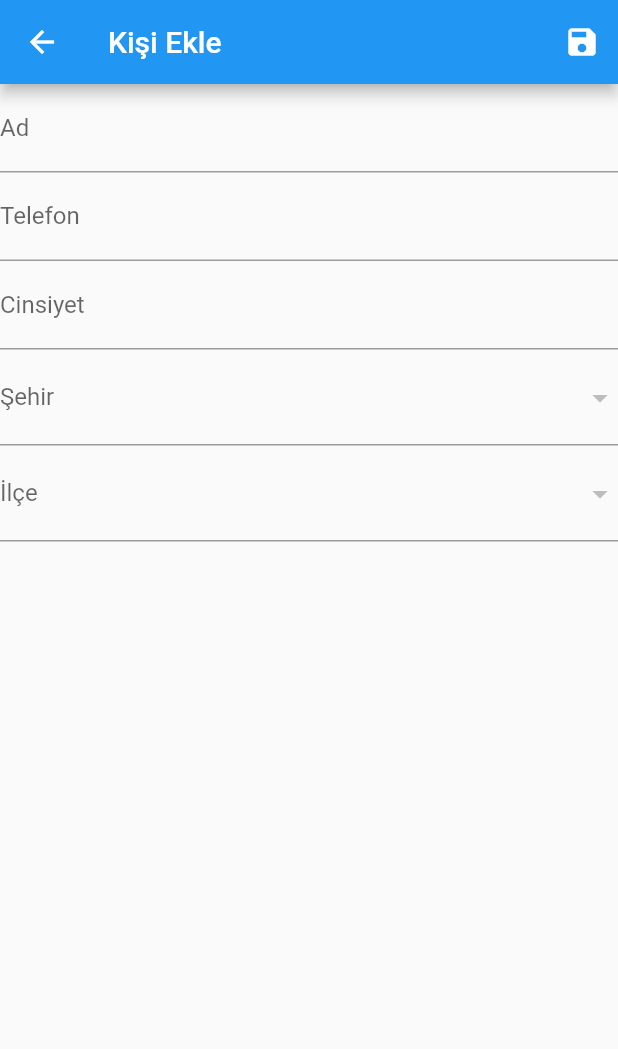
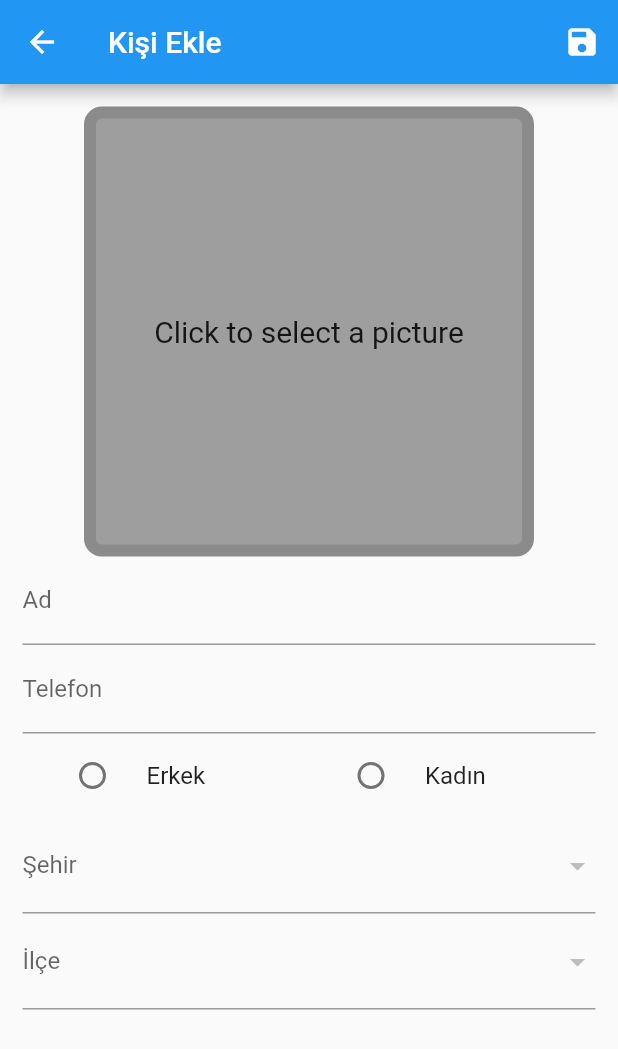
Before and after one commit to AhmetBoraBolat/KisilerRehberim, a Flutter app: the PersonDetail screen opened directly, on a phone screen of 412 x 824 dp. Shown: the top 1049 px of the screen. Run offline on Flutter 3.47's test engine with Material 2 defaults, Android fonts, the phone set to English and light mode, and no system bars; our stand-ins replace dio, flutter_bloc, image_picker, sqflite; accounts and stored records are empty; network calls fail.

Commit message:
Project Completed

```diff
--- a/lib/main.dart
+++ b/lib/main.dart
@@ -12,7 +12,6 @@ void main() {
 class MyApp extends StatelessWidget {
   const MyApp({super.key});
 
-  // This widget is the root of your application.
   @override
   Widget build(BuildContext context) {
     return MultiBlocProvider(
--- a/lib/ui/cubit/home_page_cubit.dart
+++ b/lib/ui/cubit/home_page_cubit.dart
@@ -78,7 +78,6 @@ class HomePageCubit extends Cubit<List<Persons>> {
         print("deletePerson RESPONSE DATA : ${response.data}");
       }
       if (responseData?['basari'] == 1 && responseData?['durum'] == 3) {
-        // Kişi başarıyla silindi
         if (kDebugMode) {
           print('${responseData?['mesaj']!}');
         }
--- a/lib/ui/cubit/user_detail_cubit.dart
+++ b/lib/ui/cubit/user_detail_cubit.dart
@@ -1,10 +1,12 @@
+import 'dart:io';
+
 import 'package:flutter/foundation.dart';
 import 'package:flutter_bloc/flutter_bloc.dart';
 
 import '../../data/repo/personsdao_repository.dart';
 
-class UserDetailCubit extends Cubit<void> {
-  UserDetailCubit() : super(0);
+class UserDetailCubit extends Cubit<Map<String, dynamic>> {
+  UserDetailCubit() : super({});
 
   var _repo = PersonsDaoRepository();
 
@@ -14,16 +16,24 @@ class UserDetailCubit extends Cubit<void> {
       final Map<String, dynamic>? responseData = response.data;
       if (responseData?['basari'] == 1 && responseData?['durum'] == 1) {
         var userData = responseData!['kisi'];
+        emit(userData);
         return userData;
       }
     }
+
     throw Exception('Failed to fetch person details');
   }
 
-  Future<void> addNewPerson(
-      String name, int? cityId, int? townId, String tel, int cinsiyet) async {
+  Future<void> addNewPerson({
+    required String name,
+    required int? cityId,
+    required int? townId,
+    required String tel,
+    required int cinsiyet,
+    required File? image,
+  }) async {
     final response =
-        await _repo.addNewPerson(cityId, name, townId, tel, cinsiyet);
+        await _repo.addNewPerson(cityId, name, townId, tel, cinsiyet, image);
     if (response.statusCode == 200) {
       final Map<String, dynamic>? responseData = response.data;
       if (responseData?['basari'] == 1) {
@@ -52,6 +62,7 @@ class UserDetailCubit extends Cubit<void> {
         }
       }
     }
+    emit(cities);
     return cities;
   }
 
@@ -73,6 +84,7 @@ class UserDetailCubit extends Cubit<void> {
         }
       }
     }
+    emit(town);
     return town;
   }
 }
--- a/lib/ui/view/login_page.dart
+++ b/lib/ui/view/login_page.dart
@@ -21,7 +21,6 @@ class _LoginPageState extends State<LoginPage> {
       Navigator.pushReplacement(
           context, MaterialPageRoute(builder: (context) => const HomePage()));
     } else {
-      // Oturum açma başarısız.
       showDialog(
         context: context,
         builder: (BuildContext context) {
@@ -65,7 +64,7 @@ class _LoginPageState extends State<LoginPage> {
             TextField(
               controller: passwordController,
               decoration: const InputDecoration(labelText: 'Şifre'),
-              obscureText: true, // Şifreyi gizle
+              obscureText: true,
             ),
             SizedBox(height: 20),
             ElevatedButton(
--- a/lib/ui/view/user_detail.dart
+++ b/lib/ui/view/user_detail.dart
@@ -1,6 +1,9 @@
+import 'dart:io';
+
 import 'package:flutter/foundation.dart';
 import 'package:flutter/material.dart';
 import 'package:flutter_bloc/flutter_bloc.dart';
+import 'package:image_picker/image_picker.dart';
 import 'package:kisiler_rehberim/ui/cubit/user_detail_cubit.dart';
 
 class PersonDetail extends StatefulWidget {
@@ -16,13 +19,11 @@ class _PersonDetailState extends State<PersonDetail> {
   TextEditingController _nameController = TextEditingController();
   TextEditingController _telController = TextEditingController();
   TextEditingController _genderController = TextEditingController();
-  String? selectedCity;
-  String? selectedTown;
-  String? cityId;
-  String? townId;
-  int selectedGender = 0;
+  String? selectedCityId;
+  String? selectedTownId;
   Map<String, String> cities = {};
   Map<String, String> towns = {};
+  File? imageFile;
 
   @override
   void initState() {
@@ -38,7 +39,6 @@ class _PersonDetailState extends State<PersonDetail> {
   }
 
   Future<void> fetchPersonDetails() async {
-    cities = await context.read<UserDetailCubit>().getCity();
     final userData = await context
         .read<UserDetailCubit>()
         .fetchPersonDetails(widget.personId!);
@@ -50,17 +50,16 @@ class _PersonDetailState extends State<PersonDetail> {
     });
   }
 
-  Future<void> savePersonParameters() async {}
-
   Future<void> _savePerson(BuildContext context) async {
-    if (selectedCity != null && selectedTown != null) {
+    if (selectedCityId != null && selectedTownId != null) {
       if (widget.personId == null) {
         await context.read<UserDetailCubit>().addNewPerson(
-              _nameController.text,
-              int.tryParse(cityId!),
-              int.tryParse(townId!),
-              _telController.text,
-              selectedGender,
+              name: _nameController.text,
+              cityId: int.tryParse(selectedCityId!),
+              townId: int.tryParse(selectedTownId!),
+              tel: _telController.text,
+              cinsiyet: int.parse(_genderController.text),
+              image: imageFile,
             );
       }
     } else {
@@ -86,11 +85,72 @@ class _PersonDetailState extends State<PersonDetail> {
             ),
         ],
       ),
-      body: SingleChildScrollView(
-        child: Center(
+      body: BlocBuilder<UserDetailCubit, Map<String, dynamic>>(
+        builder: (context, state) {
+          return SingleChildScrollView(
+            child: Padding(
+              padding: const EdgeInsets.all(15.0),
               child: Column(
-            mainAxisAlignment: MainAxisAlignment.center,
                 children: [
+                  GestureDetector(
+                    onTap: () {
+                      showDialog(
+                        context: context,
+                        builder: (context) => AlertDialog(
+                          title: Text('How to upload the image ?'),
+                          alignment: Alignment.center,
+                          actionsAlignment: MainAxisAlignment.center,
+                          actions: [
+                            Column(
+                              children: [
+                                ElevatedButton(
+                                  onPressed: () => getImage(
+                                    source: ImageSource.camera,
+                                  ),
+                                  child: const Text('Fotoğraf çek'),
+                                ),
+                                ElevatedButton(
+                                  onPressed: () =>
+                                      getImage(source: ImageSource.gallery),
+                                  child: const Text('Fotoğraf seç'),
+                                )
+                              ],
+                            )
+                          ],
+                        ),
+                      );
+                    },
+                    child: imageFile != null
+                        ? Container(
+                            width: 300,
+                            height: 300,
+                            alignment: Alignment.center,
+                            decoration: BoxDecoration(
+                              color: Colors.grey,
+                              image: DecorationImage(
+                                image: FileImage(imageFile!),
+                                fit: BoxFit.cover,
+                              ),
+                              border:
+                                  Border.all(width: 8, color: Colors.black12),
+                              borderRadius: BorderRadius.circular(12),
+                            ))
+                        : Container(
+                            width: 300,
+                            height: 300,
+                            alignment: Alignment.center,
+                            decoration: BoxDecoration(
+                              color: Colors.grey,
+                              border:
+                                  Border.all(width: 8, color: Colors.black12),
+                              borderRadius: BorderRadius.circular(12),
+                            ),
+                            child: const Text(
+                              'Click to select a picture',
+                              style: TextStyle(fontSize: 20),
+                            ),
+                          ),
+                  ),
                   TextField(
                     controller: _nameController,
                     decoration: InputDecoration(labelText: 'Ad'),
@@ -101,46 +161,89 @@ class _PersonDetailState extends State<PersonDetail> {
                     decoration: InputDecoration(labelText: 'Telefon'),
                     enabled: widget.personId == null,
                   ),
-              TextField(
-                controller: _genderController,
-                decoration: InputDecoration(labelText: 'Cinsiyet'),
-                enabled: widget.personId == null,
+                  widget.personId == null
+                      ? Row(
+                          mainAxisAlignment: MainAxisAlignment.spaceEvenly,
+                          children: [
+                            SizedBox(
+                              width: 175,
+                              child: RadioListTile(
+                                title: const Text('Erkek'),
+                                value: '1',
+                                groupValue: _genderController.text,
+                                onChanged: (value) {
+                                  setState(() {
+                                    _genderController.text = value!;
+                                  });
+                                },
+                              ),
+                            ),
+                            SizedBox(
+                              width: 175,
+                              child: RadioListTile(
+                                title: const Text('Kadın'),
+                                value: '2',
+                                groupValue: _genderController.text,
+                                onChanged: (value) {
+                                  setState(() {
+                                    _genderController.text = value!;
+                                  });
+                                },
+                              ),
+                            )
+                          ],
+                        )
+                      : Padding(
+                          padding: const EdgeInsets.only(top: 20),
+                          child: Text(
+                            _genderController.text == '1' ? 'Erkek' : 'Kadın',
+                            style: const TextStyle(
+                              fontSize: 20,
+                            ),
+                          ),
                         ),
                   if (widget.personId == null) ...[
                     DropdownButtonFormField<String>(
-                  value: selectedCity,
-                  items: cities.keys.map((String cityName) {
+                      value: selectedCityId,
+                      items: cities.entries
+                          .map((MapEntry<String, String> cityEntry) {
                         return DropdownMenuItem<String>(
-                      value: cityName,
-                      child: Text(cityName),
+                          value: cityEntry.value,
+                          child: Text(cityEntry.key),
                         );
                       }).toList(),
-                  onChanged: (String? newValue) async {
+                      onChanged: (String? newValue) {
                         if (newValue != null) {
-                      towns = await context
+                          selectedCityId = newValue;
+                          if (kDebugMode) {
+                            print('SELECTED CITY ID : $selectedCityId');
+                          }
+                          context
                               .read<UserDetailCubit>()
-                          .getTown(int.tryParse(cityId!));
+                              .getTown(int.parse(selectedCityId!))
+                              .then((result) {
                             setState(() {
-                        cityId = cities[newValue];
-                        selectedCity = newValue;
+                              towns = result;
+                              selectedTownId = null;
+                            });
                           });
                         }
                       },
                       decoration: const InputDecoration(labelText: 'Şehir'),
                     ),
                     DropdownButtonFormField<String>(
-                  value: selectedTown,
-                  items: towns.keys.map((String townName) {
+                      value: selectedTownId,
+                      items: towns.entries
+                          .map((MapEntry<String, String> townEntry) {
                         return DropdownMenuItem<String>(
-                      value: townName,
-                      child: Text(townName),
+                          value: townEntry.value,
+                          child: Text(townEntry.key),
                         );
                       }).toList(),
                       onChanged: (String? newValue) {
-                    setState(() {
-                      townId = towns[newValue!];
-                      selectedTown = newValue;
-                    });
+                        if (newValue != null) {
+                          selectedTownId = newValue;
+                        }
                       },
                       decoration: const InputDecoration(labelText: 'İlçe'),
                     ),
@@ -148,7 +251,25 @@ class _PersonDetailState extends State<PersonDetail> {
                 ],
               ),
             ),
+          );
+        },
       ),
     );
   }
+
+  Future<void> getImage({required ImageSource source}) async {
+    final file = await ImagePicker().pickImage(
+      source: source,
+      maxWidth: 300,
+      maxHeight: 300,
+      imageQuality: 70,
+    );
+    if (file?.path != null) {
+      setState(() {
+        imageFile = File(file!.path);
+      });
+    } else {
+      throw Exception('Hata oluştu : getImage');
     }
+  }
+}
--- a/pubspec.yaml
+++ b/pubspec.yaml
@@ -40,6 +40,7 @@ dependencies:
   # Use with the CupertinoIcons class for iOS style icons.
   cupertino_icons: ^1.0.2
   http: ^1.1.0
+  image_picker:
 
 dev_dependencies:
   flutter_test:
```
Also changed, not shown: lib/data/repo/personsdao_repository.dart (+10 -3 lines). Lines whose indentation alone changed are shown as unchanged.
